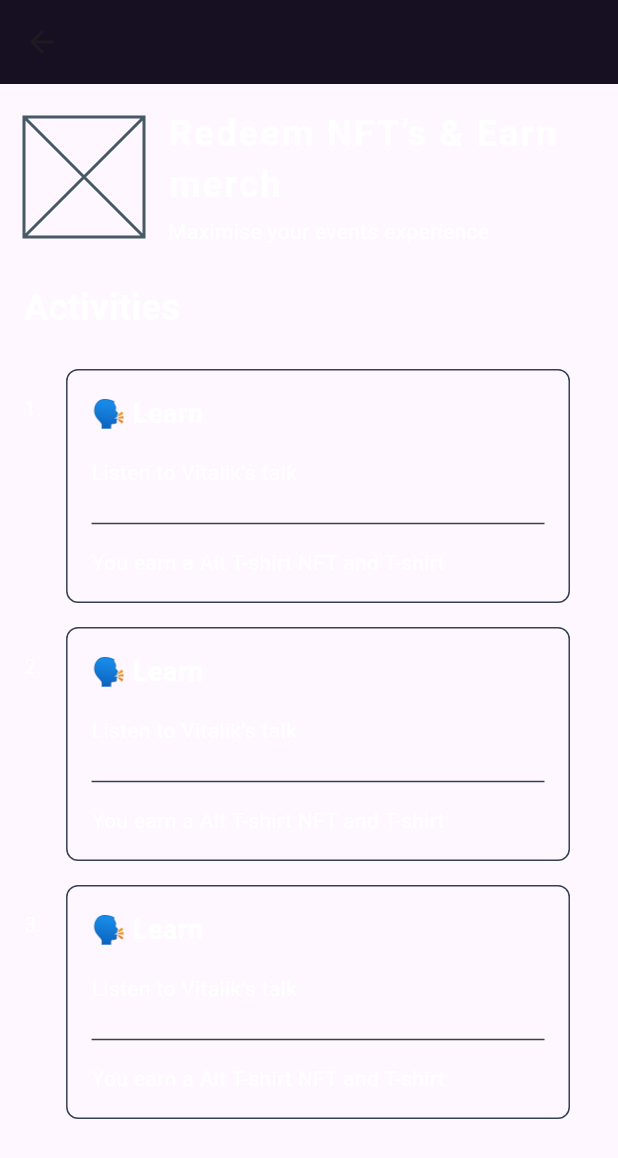
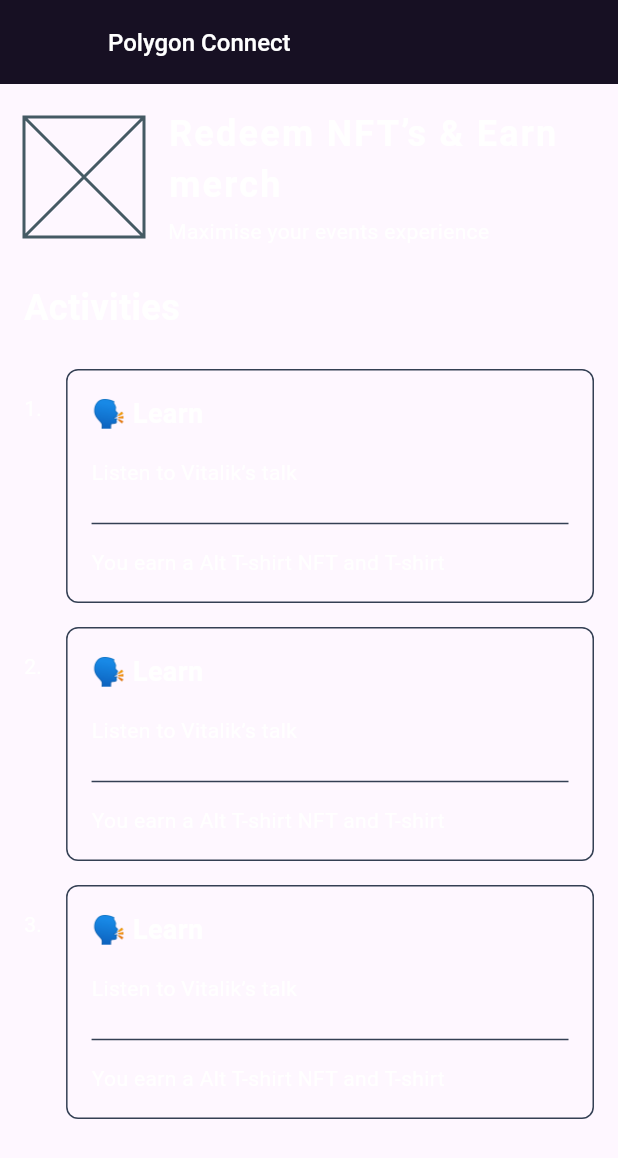
Before and after one commit to AyushBherwani1998/eth_india_23, a Flutter app: the screen it shows after launch, after a tap on "Contiue with Google", on a phone screen of 412 x 824 dp. Shown: the top 1158 px of the screen. Run offline on Flutter 3.47's test engine with Material 3 defaults, Android fonts, the phone set to English and light mode, and no system bars; our stand-ins replace bloc, dio, flutter_dotenv, get_it, google_fonts; missing offline and left inert: qr_code_scanner, web3auth_flutter, web3dart, web3modal_flutter.

Commit message:
add title in quest page

```diff
--- a/frontend/lib/features/login/presentation/pages/login_page.dart
+++ b/frontend/lib/features/login/presentation/pages/login_page.dart
@@ -43,7 +43,9 @@ class _LoginPageState extends State<LoginPage> {
           AppButton(
             onTap: () async {
               Navigator.push(context, MaterialPageRoute(builder: (context) {
-                return QuestPage();
+                return const QuestPage(
+                  title: "Polygon Connect",
+                );
               }));
               // final response = await QRScanUtil.scan(
               //   context,
--- a/frontend/lib/features/quest/presentation/pages/quest_page.dart
+++ b/frontend/lib/features/quest/presentation/pages/quest_page.dart
@@ -5,7 +5,8 @@ import 'package:frontend/features/quest/domain/models/quest_model.dart';
 import 'package:frontend/features/quest/presentation/widgets/quest_tile.dart';
 
 class QuestPage extends StatefulWidget {
-  const QuestPage({super.key});
+  final String title;
+  const QuestPage({super.key, required this.title});
 
   @override
   State<QuestPage> createState() => _QuestPageState();
@@ -16,6 +17,15 @@ class _QuestPageState extends State<QuestPage> {
   Widget build(BuildContext context) {
     return Scaffold(
       appBar: AppBar(
+        leading: const Offstage(),
+        title: Text(
+          widget.title,
+          style: const TextStyle(
+            fontSize: 16,
+            color: Colors.white,
+            fontWeight: FontWeight.w500,
+          ),
+        ),
         backgroundColor: appBarColor,
         elevation: 0,
       ),
--- a/frontend/lib/features/quest/presentation/widgets/quest_tile.dart
+++ b/frontend/lib/features/quest/presentation/widgets/quest_tile.dart
@@ -25,10 +25,10 @@ class QuestTile extends StatelessWidget {
             ),
           ),
         ),
+        const SizedBox(width: 16),
         Expanded(
           child: Container(
             padding: const EdgeInsets.all(16),
-            margin: const EdgeInsets.symmetric(horizontal: 16),
             decoration: BoxDecoration(
               border: Border.all(
                 width: 1,
```
